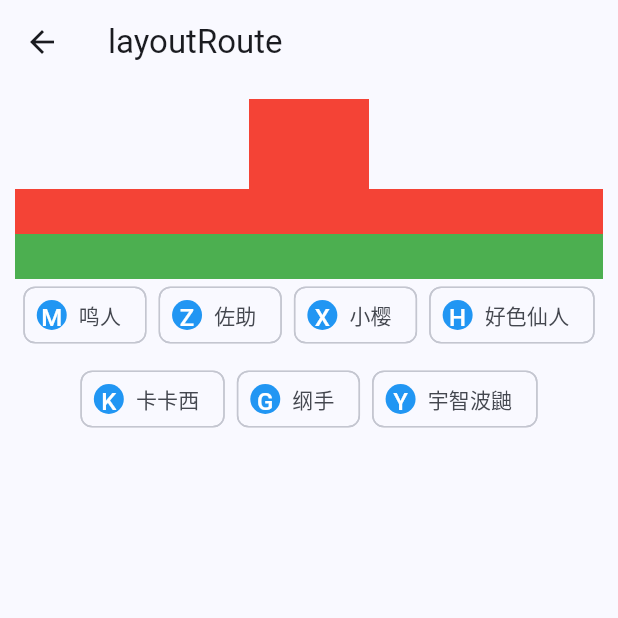
After one commit to xuzhendada/x_flutter_test, a Flutter app: the screen it shows after launch, after a tap on "Layout Route", on a phone screen of 412 x 824 dp, the top half of it. The commit adds this screen. Run offline on Flutter 3.47's test engine with Material 2 defaults, Android fonts, the phone set to English and light mode, and no system bars; our stand-ins replace dio, pretty_dio_logger; network calls fail.

```diff
--- a/lib/main.dart
+++ b/lib/main.dart
@@ -1,9 +1,10 @@
-
 import 'package:flutter/material.dart';
 import 'package:x_flutter_test/models/banner_entity.dart';
 import 'package:x_flutter_test/net/apiConfig.dart';
 import 'package:x_flutter_test/net/requestClient.dart';
+import 'package:x_flutter_test/view/layout_route.dart';
 import 'package:x_flutter_test/view/new_route.dart';
+import 'package:x_flutter_test/view/scaffold_route.dart';
 import 'package:x_flutter_test/view/tip_route.dart';
 
 void main() {
@@ -57,7 +58,7 @@ class _MyHomePageState extends State<MyHomePage> {
 
   void navigateTipRoute() async {
     var result =
-        await Navigator.push(context, MaterialPageRoute(builder: (context) {
+    await Navigator.push(context, MaterialPageRoute(builder: (context) {
       return const TipRoute(
         text: "我是提示",
         key: Key("value"),
@@ -70,7 +71,10 @@ class _MyHomePageState extends State<MyHomePage> {
   Widget build(BuildContext context) {
     return Scaffold(
       appBar: AppBar(
-        backgroundColor: Theme.of(context).colorScheme.inversePrimary,
+        backgroundColor: Theme
+            .of(context)
+            .colorScheme
+            .inversePrimary,
         title: Text(
           widget.title,
           style: const TextStyle(color: Colors.white),
@@ -83,7 +87,8 @@ class _MyHomePageState extends State<MyHomePage> {
           children: <Widget>[
             Center(
               child: ElevatedButton(
-                  onPressed: navigateTipRoute, child: const Text("打开提示页面")),
+                  onPressed: navigateTipRoute,
+                  child: const Text("打开提示页面")),
             ),
             Text(
               'You have pushed the button this many time:' * 2,
@@ -92,22 +97,34 @@ class _MyHomePageState extends State<MyHomePage> {
                   color: Colors.blueAccent,
                   fontSize: 18,
                   height: 1.5,
-                  background: Paint()..color = Colors.black12,
+                  background: Paint()
+                    ..color = Colors.black12,
                   decoration: TextDecoration.underline,
                   decorationStyle: TextDecorationStyle.dashed),
             ),
             Text(
               '$_counter ',
-              style: Theme.of(context).textTheme.headlineMedium,
+              style: Theme
+                  .of(context)
+                  .textTheme
+                  .headlineMedium,
             ),
             IconButton(
                 onPressed: () {}, icon: const Icon(Icons.construction_rounded)),
             ElevatedButton.icon(
-                onPressed: () {},
-                icon: const Icon(Icons.save_alt_outlined),
-                label: const Text("下载")),
+                onPressed: () {
+                  Navigator.push(context, MaterialPageRoute(builder: (context) {
+                    return const LayoutRoute();
+                  }));
+                },
+                icon: const Icon(Icons.savings_sharp),
+                label: const Text("Layout Route")),
             OutlinedButton.icon(
-                onPressed: () {},
+                onPressed: () {
+                  Navigator.push(context, MaterialPageRoute(builder: (context) {
+                    return const ScaffoldRoute();
+                  }));
+                },
                 icon: const Icon(Icons.save_alt_outlined),
                 label: const Text("下载")),
             TextButton.icon(
@@ -129,7 +146,10 @@ class _MyHomePageState extends State<MyHomePage> {
               children: <Widget>[
                 Text(
                   '$_acc',
-                  style: Theme.of(context).textTheme.headlineMedium,
+                  style: Theme
+                      .of(context)
+                      .textTheme
+                      .headlineMedium,
                 ),
                 TextButton(
                     onPressed: navigateToNewRoute,
--- /dev/null
+++ b/lib/view/layout_route.dart
@@ -0,0 +1,102 @@
+import 'package:flutter/material.dart';
+
+class LayoutRoute extends StatefulWidget {
+  const LayoutRoute({super.key});
+
+  @override
+  State<StatefulWidget> createState() => _LayoutRoute();
+}
+
+class _LayoutRoute extends State<LayoutRoute> {
+  Widget redBox =
+      const DecoratedBox(decoration: BoxDecoration(color: Colors.red));
+
+  @override
+  Widget build(BuildContext context) {
+    return Scaffold(
+      appBar: AppBar(
+        title: const Text("layoutRoute"),
+      ),
+      body: Padding(
+        padding: const EdgeInsets.all(10),
+        child: Column(
+          children: [
+            ConstrainedBox(
+              constraints: const BoxConstraints(minHeight: 50.0, minWidth: 80),
+              child: SizedBox(
+                height: 60,
+                child: redBox,
+              ),
+            ),
+            Flex(
+              direction: Axis.vertical,
+              children: [
+                Expanded(
+                    flex: 1,
+                    child: Container(
+                      height: 30,
+                      color: Colors.red,
+                    )),
+                Expanded(
+                    flex: 2,
+                    child: Container(
+                      height: 30,
+                      color: Colors.green,
+                    ))
+              ],
+            ),
+            const Wrap(
+              spacing: 8,
+              runSpacing: 8,
+              alignment: WrapAlignment.center,
+              children: [
+                Chip(
+                    label: Text("鸣人"),
+                    avatar: CircleAvatar(
+                        backgroundColor: Colors.blue,
+                        child:
+                            Text("M", style: TextStyle(color: Colors.white)))),
+                Chip(
+                    label: Text("佐助"),
+                    avatar: CircleAvatar(
+                        backgroundColor: Colors.blue,
+                        child:
+                            Text("Z", style: TextStyle(color: Colors.white)))),
+                Chip(
+                    label: Text("小樱"),
+                    avatar: CircleAvatar(
+                        backgroundColor: Colors.blue,
+                        child:
+                            Text("X", style: TextStyle(color: Colors.white)))),
+                Chip(
+                    label: Text("好色仙人"),
+                    avatar: CircleAvatar(
+                        backgroundColor: Colors.blue,
+                        child:
+                            Text("H", style: TextStyle(color: Colors.white)))),
+                Chip(
+                    label: Text("卡卡西"),
+                    avatar: CircleAvatar(
+                        backgroundColor: Colors.blue,
+                        child:
+                            Text("K", style: TextStyle(color: Colors.white)))),
+                Chip(
+                    label: Text("纲手"),
+                    avatar: CircleAvatar(
+                        backgroundColor: Colors.blue,
+                        child:
+                            Text("G", style: TextStyle(color: Colors.white)))),
+                Chip(
+                    label: Text("宇智波鼬"),
+                    avatar: CircleAvatar(
+                        backgroundColor: Colors.blue,
+                        child:
+                            Text("Y", style: TextStyle(color: Colors.white)))),
+              ],
+            )
+          ],
+        ),
+      ),
+    );
+  }
+}
```
Also changed, not shown: lib/view/scaffold_route.dart (added, +139 -0 lines), pubspec.yaml (+2 -9 lines), images/logo.png (added).
